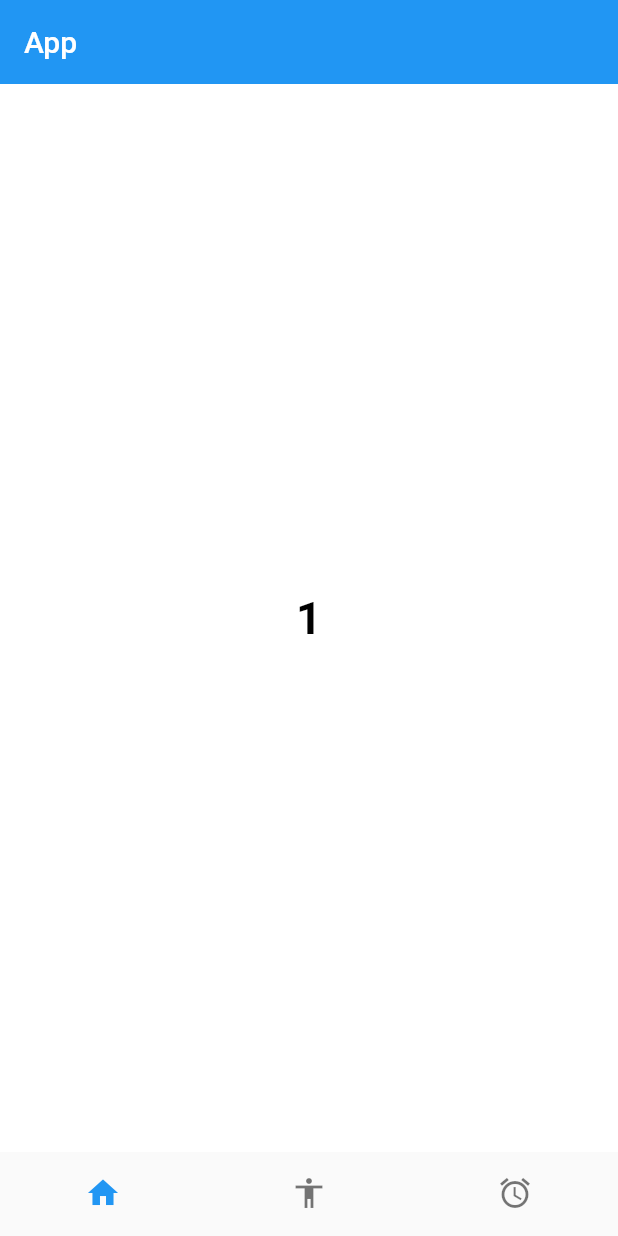
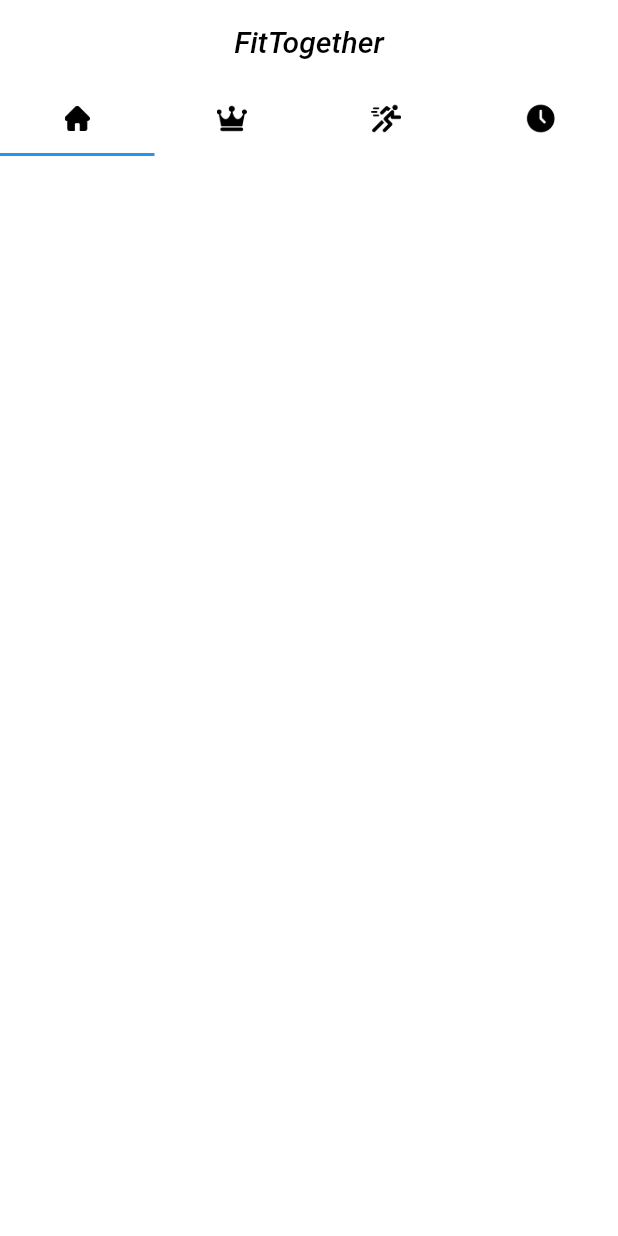
Before and after one commit to Eltryo/fit-together, a Flutter app: the screen it shows after launch, on a phone screen of 412 x 824 dp. Run offline on Flutter 3.47's test engine with Material 2 defaults, Android fonts, the phone set to English and light mode, and no system bars.

Commit message:
Add Tabbar

```diff
--- a/lib/home_page.dart
+++ b/lib/home_page.dart
@@ -1,6 +1,6 @@
 import 'package:flutter/material.dart';
 
-import 'assets/colors.dart';
+import 'colors.dart';
 
 class HomePage extends StatefulWidget {
   const HomePage({Key? key}) : super(key: key);
@@ -10,58 +10,39 @@ class HomePage extends StatefulWidget {
 }
 
 class HomePageState extends State<HomePage> {
-  int _selectedIndex = 0;
-  static const TextStyle _optionStyle =
-      TextStyle(fontSize: 30, fontWeight: FontWeight.bold);
-  static const List<Widget> _widgetOptions = <Widget>[
-    Text(
-      "1",
-      style: _optionStyle,
-    ),
-    Text(
-      "2",
-      style: _optionStyle,
-    ),
-    Text(
-      "3",
-      style: _optionStyle,
-    ),
-  ];
-
-  void _onItemTapped(int index) {
-    setState(() {
-      _selectedIndex = index;
-    });
-  }
-
   @override
   Widget build(BuildContext context) {
-    return Scaffold(
+    return DefaultTabController(
+        length: 4,
+        child: Scaffold(
             appBar: AppBar(
               backgroundColor: AppTheme.appBackgroundColor,
               titleTextStyle: const TextStyle(
                   fontWeight: FontWeight.w500,
                   fontSize: 20,
                   color: AppTheme.appTextColor),
-          title: const Text("App"),
+              bottom: TabBar(
+                labelColor: Colors.black,
+                unselectedLabelColor: Colors.grey,
+                tabs: <Tab>[
+                  Tab(icon: Image.asset('lib/icons/home.png', height: 17)),
+                  Tab(icon: Image.asset('lib/icons/crown.png', height: 20)),
+                  Tab(icon: Image.asset('lib/icons/running.png', height: 20)),
+                  Tab(icon: Image.asset('lib/icons/clock.png', height: 20)),
+                ],
+              ),
+              title: const Center(
+                  child: Text(
+                "FitTogether",
+                style: TextStyle(fontStyle: FontStyle.italic),
+              )),
               elevation: 0,
             ),
-        body: Center(
-          child: _widgetOptions.elementAt(_selectedIndex),
-        ),
-        bottomNavigationBar: BottomNavigationBar(
-          items: const <BottomNavigationBarItem>[
-            BottomNavigationBarItem(icon: Icon(Icons.home), label: ""),
-            BottomNavigationBarItem(icon: Icon(Icons.accessibility), label: ""),
-            BottomNavigationBarItem(icon: Icon(Icons.access_alarm), label: "")
-          ],
-          showSelectedLabels: false,
-          showUnselectedLabels: false,
-          elevation: 0.0,
-          currentIndex: _selectedIndex,
-          selectedItemColor: AppTheme.appTextColor,
-          onTap: _onItemTapped,
-          backgroundColor: AppTheme.navigationBarColor,
-        ));
+            body: const TabBarView(children: [
+              Center(),
+              Center(),
+              Center(),
+              Center(),
+            ])));
   }
 }
```
Lines whose indentation alone changed are shown as unchanged.
